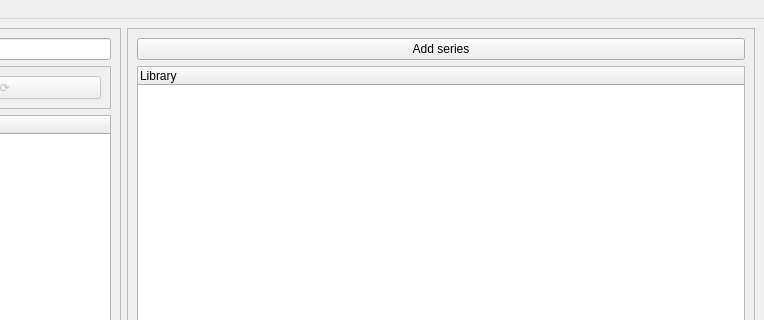
The window that ui/main.ui (RealMihp/nekodesk) describes before a commit, drawn with Qt 5; both pictures show x 516 to 1280 and y 0 to 320 of the 1280 by 720 pixel window.
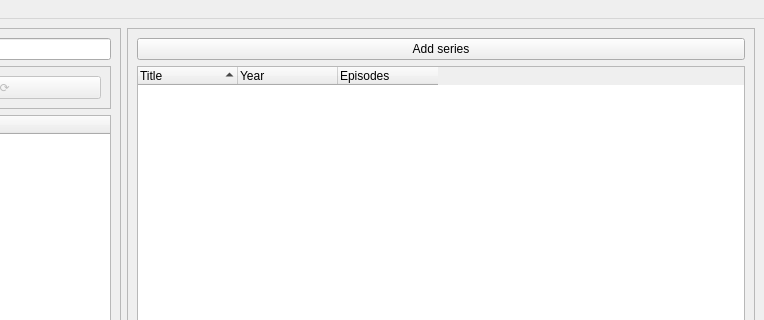
The same window after the commit. Custom widgets are drawn as their Qt base class.

Commit message: fix: scan folder API usage optimization & settings wip + small main window library UI update + scan folder now checks already added titles + default template settings

The edit to the form file:
```diff
--- a/ui/main.ui
+++ b/ui/main.ui
@@ -127,9 +127,28 @@
          <property name="dragEnabled">
           <bool>true</bool>
          </property>
+         <property name="sortingEnabled">
+          <bool>true</bool>
+         </property>
+         <property name="headerHidden">
+          <bool>false</bool>
+         </property>
+         <attribute name="headerStretchLastSection">
+          <bool>false</bool>
+         </attribute>
          <column>
           <property name="text">
-           <string>Library</string>
+           <string>Title</string>
+          </property>
+         </column>
+         <column>
+          <property name="text">
+           <string>Year</string>
+          </property>
+         </column>
+         <column>
+          <property name="text">
+           <string>Episodes</string>
           </property>
          </column>
         </widget>
```
The commit also changes 10 other files.
